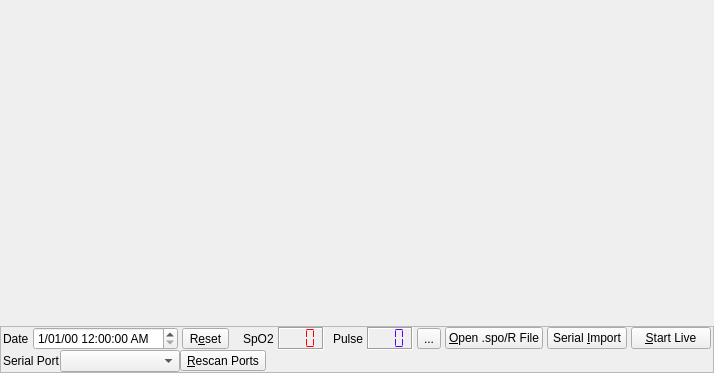
Qt form oximetry.ui (sbonaime/sleepyhead-code.) before a commit.
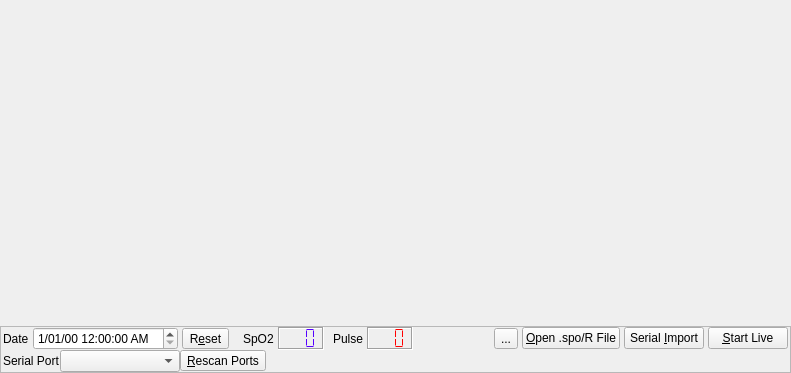
The same form after that commit. Icons and pictures are not drawn.

Commit message: Pulse & SPO2 LCD display reversed

```diff
--- a/oximetry.ui
+++ b/oximetry.ui
@@ -6,7 +6,7 @@
    <rect>
     <x>0</x>
     <y>0</y>
-    <width>663</width>
+    <width>791</width>
     <height>373</height>
    </rect>
   </property>
@@ -104,7 +104,7 @@
          </widget>
         </item>
         <item>
-         <widget class="QLCDNumber" name="pulseLCD">
+         <widget class="QLCDNumber" name="spo2LCD">
           <property name="sizePolicy">
            <sizepolicy hsizetype="Fixed" vsizetype="Minimum">
             <horstretch>0</horstretch>
@@ -117,9 +117,9 @@
              <colorrole role="WindowText">
               <brush brushstyle="SolidPattern">
                <color alpha="255">
-                <red>255</red>
+                <red>85</red>
                 <green>0</green>
-                <blue>0</blue>
+                <blue>255</blue>
                </color>
               </brush>
              </colorrole>
@@ -128,9 +128,9 @@
              <colorrole role="WindowText">
               <brush brushstyle="SolidPattern">
                <color alpha="255">
-                <red>255</red>
+                <red>85</red>
                 <green>0</green>
-                <blue>0</blue>
+                <blue>255</blue>
                </color>
               </brush>
              </colorrole>
@@ -148,9 +148,6 @@
             </disabled>
            </palette>
           </property>
-          <property name="frameShape">
-           <enum>QFrame::Box</enum>
-          </property>
           <property name="frameShadow">
            <enum>QFrame::Sunken</enum>
           </property>
@@ -186,7 +183,7 @@
          </widget>
         </item>
         <item>
-         <widget class="QLCDNumber" name="spo2LCD">
+         <widget class="QLCDNumber" name="pulseLCD">
           <property name="sizePolicy">
            <sizepolicy hsizetype="Fixed" vsizetype="Minimum">
             <horstretch>0</horstretch>
@@ -199,9 +196,9 @@
              <colorrole role="WindowText">
               <brush brushstyle="SolidPattern">
                <color alpha="255">
-                <red>85</red>
+                <red>255</red>
                 <green>0</green>
-                <blue>255</blue>
+                <blue>0</blue>
                </color>
               </brush>
              </colorrole>
@@ -210,9 +207,9 @@
              <colorrole role="WindowText">
               <brush brushstyle="SolidPattern">
                <color alpha="255">
-                <red>85</red>
+                <red>255</red>
                 <green>0</green>
-                <blue>255</blue>
+                <blue>0</blue>
                </color>
               </brush>
              </colorrole>
@@ -230,6 +227,9 @@
             </disabled>
            </palette>
           </property>
+          <property name="frameShape">
+           <enum>QFrame::Box</enum>
+          </property>
           <property name="frameShadow">
            <enum>QFrame::Sunken</enum>
           </property>
```
